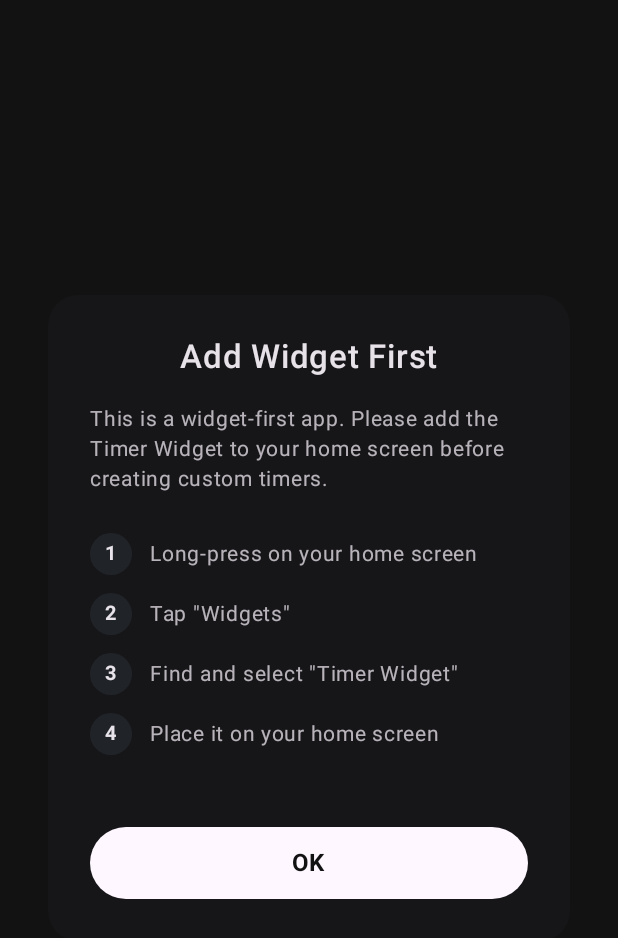
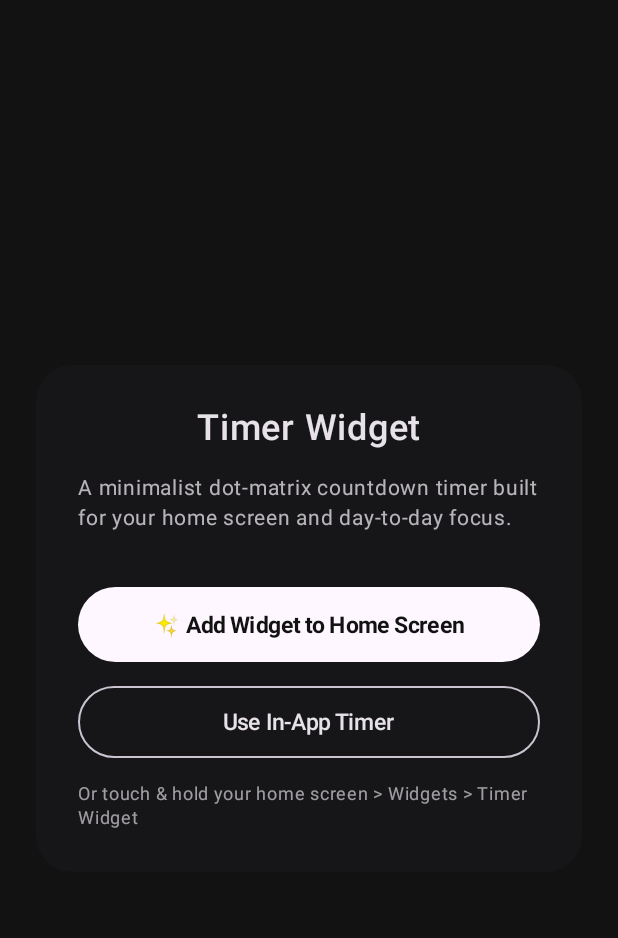
Before and after one commit to itssuraj/timer-widget, an Android app built with Jetpack Compose: the screen it shows after launch (MainActivity), on a phone screen of 412 x 824 dp. Shown: the top 938 px of the screen. Run offline under Robolectric (Android 15) with nearby library versions, the phone set to English and light mode, and no system bars.

Commit message:
Prepare app for Play Store: rename package ID, add 1-tap widget pin, rich notifications, alarm loop, boot receiver, and privacy policy

```diff
--- a/app/build.gradle
+++ b/app/build.gradle
@@ -5,11 +5,11 @@ plugins {
 }
 
 android {
-    namespace 'com.example.timerwidget'
+    namespace 'com.minimal.timerwidget'
     compileSdk 34
 
     defaultConfig {
-        applicationId "com.example.timerwidget"
+        applicationId "com.minimal.timerwidget"
         minSdk 28
         targetSdk 34
         versionCode 1
--- a/app/src/main/java/com/example/timerwidget/MainActivity.kt
+++ b/app/src/main/java/com/minimal/timerwidget/MainActivity.kt
@@ -1,7 +1,8 @@
-package com.example.timerwidget
+package com.minimal.timerwidget
 
 import android.appwidget.AppWidgetManager
 import android.content.ComponentName
+import android.content.Context
 import android.content.Intent
 import android.content.pm.PackageManager
 import android.os.Build
@@ -23,6 +24,8 @@ import androidx.compose.ui.Alignment
 import androidx.compose.ui.Modifier
 import androidx.compose.ui.draw.clip
 import androidx.compose.ui.graphics.Color
+import androidx.compose.ui.hapticfeedback.HapticFeedbackType
+import androidx.compose.ui.platform.LocalHapticFeedback
 import androidx.compose.ui.res.painterResource
 import androidx.compose.ui.text.SpanStyle
 import androidx.compose.ui.text.buildAnnotatedString
@@ -31,7 +34,7 @@ import androidx.compose.ui.text.withStyle
 import androidx.compose.ui.unit.dp
 import androidx.compose.ui.unit.sp
 import androidx.lifecycle.lifecycleScope
-import com.example.timerwidget.data.TimerRepository
+import com.minimal.timerwidget.data.TimerRepository
 import kotlinx.coroutines.launch
 
 // --- Design System Colors (From Figma) ---
@@ -43,6 +46,17 @@ val TextInactive = Color(0xFFFEF7FF).copy(alpha = 0.70f)
 val SurfaceWhite = Color(0xFFFEF7FF)
 
 class MainActivity : ComponentActivity() {
+
+    private fun pinWidget(context: Context) {
+        if (Build.VERSION.SDK_INT >= Build.VERSION_CODES.O) {
+            val appWidgetManager = AppWidgetManager.getInstance(context)
+            val myProvider = ComponentName(context, TimerWidgetProvider::class.java)
+            if (appWidgetManager.isRequestPinAppWidgetSupported) {
+                appWidgetManager.requestPinAppWidget(myProvider, null, null)
+            }
+        }
+    }
+
     override fun onCreate(savedInstanceState: Bundle?) {
         enableEdgeToEdge(
             statusBarStyle = SystemBarStyle.dark(android.graphics.Color.TRANSPARENT),
@@ -65,31 +79,39 @@ class MainActivity : ComponentActivity() {
 
         setContent {
             MaterialTheme {
-                // Check if widget is added to home screen
                 val widgetManager = AppWidgetManager.getInstance(this)
                 val widgetIds = widgetManager.getAppWidgetIds(
                     ComponentName(this, TimerWidgetProvider::class.java)
                 )
                 val hasWidget = widgetIds.isNotEmpty()
+                var showAddDialog by rememberSaveable { mutableStateOf(!hasWidget) }
 
-                if (hasWidget) {
+                if (showAddDialog) {
+                    AddWidgetDialog(
+                        onPinWidget = {
+                            pinWidget(this)
+                        },
+                        onOpenInApp = {
+                            showAddDialog = false
+                        }
+                    )
+                } else {
                     TimerEditorScreen(
+                        hasWidget = hasWidget,
+                        onPinWidget = { pinWidget(this) },
                         onTimerStart = { seconds ->
                             lifecycleScope.launch {
                                 val newTimerId = repository.addTimer(seconds)
-                                // Start timer immediately upon pressing Play
                                 val startIntent = Intent(this@MainActivity, TimerService::class.java).apply {
                                     action = TimerService.ACTION_START
                                     putExtra(TimerService.EXTRA_TIMER_ID, newTimerId)
                                 }
                                 startForegroundService(startIntent)
-                                finish()
+                                if (hasWidget) {
+                                    finish()
+                                }
                             }
                         },
-                        onClose = { finish() }
-                    )
-                } else {
-                    AddWidgetDialog(
                         onClose = { finish() }
                     )
                 }
@@ -99,7 +121,10 @@ class MainActivity : ComponentActivity() {
 }
 
 @Composable
-fun AddWidgetDialog(onClose: () -> Unit) {
+fun AddWidgetDialog(
+    onPinWidget: () -> Unit,
+    onOpenInApp: () -> Unit
+) {
     Box(
         modifier = Modifier
             .fillMaxSize()
@@ -108,9 +133,9 @@ fun AddWidgetDialog(onClose: () -> Unit) {
     ) {
         Card(
             modifier = Modifier
-                .padding(32.dp)
+                .padding(24.dp)
                 .fillMaxWidth(),
-            shape = RoundedCornerShape(20.dp),
+            shape = RoundedCornerShape(24.dp),
             colors = CardDefaults.cardColors(
                 containerColor = SurfaceDark
             )
@@ -118,99 +143,84 @@ fun AddWidgetDialog(onClose: () -> Unit) {
             Column(
                 modifier = Modifier.padding(28.dp),
                 horizontalAlignment = Alignment.CenterHorizontally,
-                verticalArrangement = Arrangement.spacedBy(18.dp)
+                verticalArrangement = Arrangement.spacedBy(16.dp)
             ) {
                 // Title
                 Text(
-                    text = "Add Widget First",
-                    fontSize = 22.sp,
+                    text = "Timer Widget",
+                    fontSize = 24.sp,
                     fontWeight = FontWeight.Medium,
                     color = TextActive
                 )
 
                 // Description
                 Text(
-                    text = "This is a widget-first app. Please add the Timer Widget to your home screen before creating custom timers.",
+                    text = "A minimalist dot-matrix countdown timer built for your home screen and day-to-day focus.",
                     fontSize = 14.sp,
                     color = TextInactive,
                     lineHeight = 20.sp
                 )
 
-                // Steps
-                Column(
+                Spacer(Modifier.height(4.dp))
+
+                // Pin Widget Button (1-Tap!)
+                Button(
+                    onClick = onPinWidget,
                     modifier = Modifier
                         .fillMaxWidth()
-                        .padding(vertical = 8.dp),
-                    verticalArrangement = Arrangement.spacedBy(12.dp)
+                        .height(50.dp),
+                    colors = ButtonDefaults.buttonColors(
+                        containerColor = SurfaceWhite
+                    ),
+                    shape = RoundedCornerShape(25.dp)
                 ) {
-                    StepItem(number = "1", text = "Long-press on your home screen")
-                    StepItem(number = "2", text = "Tap \"Widgets\"")
-                    StepItem(number = "3", text = "Find and select \"Timer Widget\"")
-                    StepItem(number = "4", text = "Place it on your home screen")
+                    Text(
+                        text = "✨ Add Widget to Home Screen",
+                        color = BackgroundDark,
+                        fontSize = 15.sp,
+                        fontWeight = FontWeight.Bold
+                    )
                 }
 
-                Spacer(Modifier.height(4.dp))
-
-                // OK Button
-                Button(
-                    onClick = onClose,
+                // In-App Timer Button
+                OutlinedButton(
+                    onClick = onOpenInApp,
                     modifier = Modifier
                         .fillMaxWidth()
                         .height(48.dp),
-                    colors = ButtonDefaults.buttonColors(
-                        containerColor = SurfaceWhite
+                    colors = ButtonDefaults.outlinedButtonColors(
+                        contentColor = TextActive
                     ),
                     shape = RoundedCornerShape(24.dp)
                 ) {
                     Text(
-                        text = "OK",
-                        color = BackgroundDark,
-                        fontSize = 16.sp,
-                        fontWeight = FontWeight.Bold
+                        text = "Use In-App Timer",
+                        fontSize = 15.sp,
+                        fontWeight = FontWeight.Medium
                     )
                 }
+
+                // Helpful subtitle
+                Text(
+                    text = "Or touch & hold your home screen > Widgets > Timer Widget",
+                    fontSize = 12.sp,
+                    color = TextInactive.copy(alpha = 0.6f),
+                    lineHeight = 16.sp
+                )
             }
         }
     }
 }
 
 @Composable
-fun StepItem(number: String, text: String) {
-    Row(
-        modifier = Modifier.fillMaxWidth(),
-        verticalAlignment = Alignment.CenterVertically,
-        horizontalArrangement = Arrangement.spacedBy(12.dp)
-    ) {
-        Box(
-            modifier = Modifier
-                .size(28.dp)
-                .clip(CircleShape)
-                .background(KeypadButtonDark),
-            contentAlignment = Alignment.Center
-        ) {
-            Text(
-                text = number,
-                color = TextActive,
-                fontSize = 13.sp,
-                fontWeight = FontWeight.Bold
-            )
-        }
-
-        Text(
-            text = text,
-            fontSize = 14.sp,
-            color = TextInactive,
-            modifier = Modifier.weight(1f)
-        )
-    }
-}
-
-@Composable
 fun TimerEditorScreen(
+    hasWidget: Boolean,
+    onPinWidget: () -> Unit,
     onTimerStart: (Int) -> Unit,
     onClose: () -> Unit
 ) {
     var input by rememberSaveable { mutableStateOf("") }
+    val haptic = LocalHapticFeedback.current
 
     // Convert input digits e.g. "123" -> 1m 23s -> 83 seconds
     val totalSeconds = remember(input) {
@@ -238,7 +248,8 @@ fun TimerEditorScreen(
             modifier = Modifier
                 .fillMaxWidth()
                 .padding(top = 8.dp, bottom = 8.dp),
-            verticalAlignment = Alignment.CenterVertically
+            verticalAlignment = Alignment.CenterVertically,
+            horizontalArrangement = Arrangement.SpaceBetween
         ) {
             Text(
                 text = "Timer",
@@ -247,6 +258,28 @@ fun TimerEditorScreen(
                 fontWeight = FontWeight.Normal,
                 color = TextInactive
             )
+
+            if (!hasWidget) {
+                Surface(
+                    onClick = onPinWidget,
+                    shape = RoundedCornerShape(16.dp),
+                    color = KeypadButtonDark
+                ) {
+                    Row(
+                        modifier = Modifier.padding(horizontal = 12.dp, vertical = 6.dp),
+                        verticalAlignment = Alignment.CenterVertically,
+                        horizontalArrangement = Arrangement.spacedBy(6.dp)
+                    ) {
+                        Text("✨", fontSize = 12.sp)
+                        Text(
+                            "Pin Widget",
+                            fontSize = 12.sp,
+                            fontWeight = FontWeight.Medium,
+                            color = TextActive
+                        )
+                    }
+                }
+            }
         }
 
         // --- 2. Time Display (00h 00m 00s) ---
@@ -316,6 +349,7 @@ fun TimerEditorScreen(
                             interactionSource = remember { MutableInteractionSource() },
                             indication = null
                         ) {
+                            haptic.performHapticFeedback(HapticFeedbackType.TextHandleMove)
                             if (input.isNotEmpty()) input = input.dropLast(1)
                         },
                     contentAlignment = Alignment.Center
@@ -351,6 +385,7 @@ fun TimerEditorScreen(
                                 interactionSource = remember { MutableInteractionSource() },
                                 indication = null
                             ) {
+                                haptic.performHapticFeedback(HapticFeedbackType.TextHandleMove)
                                 onClose()
                             },
                         contentAlignment = Alignment.Center
@@ -375,6 +410,7 @@ fun TimerEditorScreen(
                             interactionSource = remember { MutableInteractionSource() },
                             indication = null
                         ) {
+                            haptic.performHapticFeedback(HapticFeedbackType.TextHandleMove)
                             onTimerStart(totalSeconds)
                         },
                     contentAlignment = Alignment.Center
@@ -429,6 +465,7 @@ fun DigitButton(
     text: String,
     onClick: () -> Unit
 ) {
+    val haptic = LocalHapticFeedback.current
     Box(
         modifier = Modifier
             .size(80.dp)
@@ -438,6 +475,7 @@ fun DigitButton(
                 interactionSource = remember { MutableInteractionSource() },
                 indication = null
             ) {
+                haptic.performHapticFeedback(HapticFeedbackType.TextHandleMove)
                 onClick()
             },
         contentAlignment = Alignment.Center
--- a/app/src/main/java/com/example/timerwidget/model/TimerItem.kt
+++ b/app/src/main/java/com/minimal/timerwidget/model/TimerItem.kt
@@ -1,4 +1,4 @@
-package com.example.timerwidget.model
+package com.minimal.timerwidget.model
 data class TimerItem(
     val id: String,
     val originalDurationSec: Int,
--- a/app/src/main/java/com/example/timerwidget/model/TimerState.kt
+++ b/app/src/main/java/com/minimal/timerwidget/model/TimerState.kt
@@ -1,2 +1,2 @@
-package com.example.timerwidget.model
+package com.minimal.timerwidget.model
 enum class TimerState { IDLE, RUNNING, PAUSED, OVERRUN }
--- a/app/src/main/java/com/example/timerwidget/util/TimeFormatter.kt
+++ b/app/src/main/java/com/minimal/timerwidget/util/TimeFormatter.kt
@@ -1,4 +1,4 @@
-package com.example.timerwidget.util
+package com.minimal.timerwidget.util
 
 object TimeFormatter {
     fun format(seconds: Int): String {
```
Also changed, not shown: app/src/main/AndroidManifest.xml (+9 -0 lines), app/src/main/java/com/minimal/timerwidget/BootReceiver.kt (added, +28 -0 lines), app/src/main/java/com/minimal/timerwidget/TimerService.kt (renamed from app/src/main/java/com/example/timerwidget/TimerService.kt, +152 -32 lines), app/src/main/java/com/minimal/timerwidget/TimerWidgetProvider.kt (renamed from app/src/main/java/com/example/timerwidget/TimerWidgetProvider.kt, +5 -5 lines), app/src/main/java/com/minimal/timerwidget/data/TimerRepository.kt (renamed from app/src/main/java/com/example/timerwidget/data/TimerRepository.kt, +4 -4 lines), app/src/main/res/drawable/ic_notification_timer.xml (added, +9 -0 lines), 3 other files.
